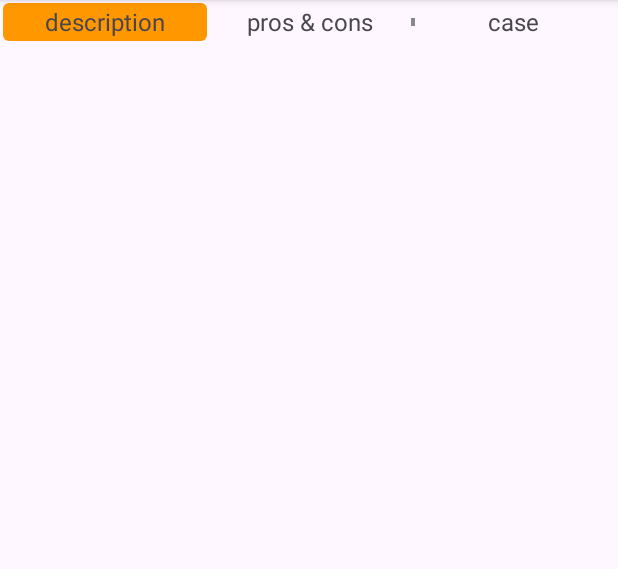
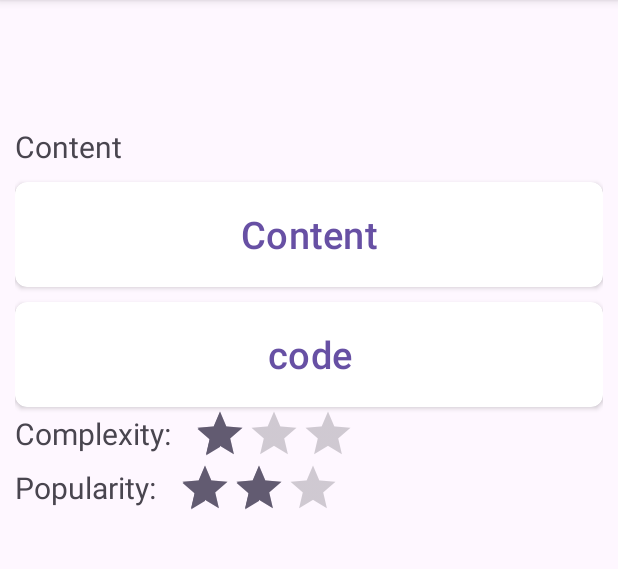
Before and after one commit to hatezero014/DA_DesignPatternApp, an Android app: the ActivityPhong screen opened directly, with no data from a screen before it, on a phone screen of 412 x 824 dp, the part 96-665 px from its top. Run offline under Robolectric (Android 15) with nearby library versions, the phone set to English and light mode, and no system bars.

Commit message:
design homepage

```diff
--- a/app/src/main/AndroidManifest.xml
+++ b/app/src/main/AndroidManifest.xml
@@ -12,6 +12,9 @@
         android:supportsRtl="true"
         android:theme="@style/Theme.DesignPattern"
         tools:targetApi="31">
+        <activity
+            android:name=".ShowCodeActivity"
+            android:exported="false" />
         <activity
             android:name=".FovouriteActivity"
             android:exported="true" />
--- a/app/src/main/java/com/example/designpattern/ActivityPhong.java
+++ b/app/src/main/java/com/example/designpattern/ActivityPhong.java
@@ -13,10 +13,13 @@ import androidx.annotation.NonNull;
 import androidx.appcompat.app.AppCompatActivity;
 import androidx.fragment.app.FragmentManager;
 import androidx.recyclerview.widget.GridLayoutManager;
+import androidx.recyclerview.widget.LinearLayoutManager;
 import androidx.recyclerview.widget.RecyclerView;
 
 import com.example.designpattern.Adapter.CustomItemDecoration;
+import com.example.designpattern.Adapter.HomePageAdapter;
 import com.example.designpattern.Adapter.SectionAdapter;
+import com.example.designpattern.Models.HomePage;
 import com.example.designpattern.Models.Section;
 
 import java.util.ArrayList;
@@ -24,56 +27,34 @@ import java.util.List;
 
 
 public class ActivityPhong extends AppCompatActivity {
-    private SectionAdapter sectionAdapter;
     private RecyclerView recyclerView;
+    private HomePageAdapter homePageAdapter;
 
     @Override
     protected void onCreate(Bundle savedInstanceState) {
         super.onCreate(savedInstanceState);
         setContentView(R.layout.activity_phong);
 
-        recyclerView = findViewById(R.id.rcv_button);
+        recyclerView = findViewById(R.id.rcv_homepage);
 
-        GridLayoutManager gridLayoutManager = new GridLayoutManager(this,3);
-        recyclerView.setLayoutManager(gridLayoutManager);
+        homePageAdapter = new HomePageAdapter();
+        LinearLayoutManager linearLayoutManager = new LinearLayoutManager(this);
+        recyclerView.setLayoutManager(linearLayoutManager);
+        homePageAdapter.setData(getListContent());
+        recyclerView.setAdapter(homePageAdapter);
+    }
 
-        FragmentManager fragmentManager = getSupportFragmentManager();
+    private List<HomePage> getListContent() {
+        List<HomePage> list = new ArrayList<>();
 
-        CustomItemDecoration itemDecoration = new CustomItemDecoration();
+        list.add(new HomePage("Content",1));
+        list.add(new HomePage("Content",2));
+        list.add(new HomePage("code",2));
+        list.add(new HomePage("Complexity",3));
+        list.add(new HomePage("Popularity",3));
 
-        recyclerView.addItemDecoration(itemDecoration);
-
-        sectionAdapter = new SectionAdapter(this,fragmentManager);
-        sectionAdapter.setData(getListSection());
-        itemDecoration.setHideDividerPositions(0);
-        recyclerView.setAdapter(sectionAdapter);
-
-        recyclerView.addOnItemTouchListener(new RecyclerView.SimpleOnItemTouchListener(){
-            @Override
-            public boolean onInterceptTouchEvent(@NonNull RecyclerView rv, @NonNull MotionEvent e) {
-                View child = rv.findChildViewUnder(e.getX(),e.getY());
-                if(child != null){
-                    int position = rv.getChildAdapterPosition(child);
-
-                    if(position == 0){
-                        itemDecoration.setHideDividerPositions(0);
-                    }else if(position == rv.getAdapter().getItemCount()-1){
-                        itemDecoration.setHideDividerPositions(position - 1);
-
-                    }
-                    else itemDecoration.setHideDividerPositions(position - 1, position);
-                }
-                return super.onInterceptTouchEvent(rv, e);
-            }
-        });
+        return list;
     }
 
 
-    private List<Section> getListSection() {
-        List<Section> list = new ArrayList<>();
-        list.add(new Section("description"));
-        list.add(new Section("pros & cons"));
-        list.add(new Section("case"));
-        return list;
-    }
 }
--- /dev/null
+++ b/app/src/main/java/com/example/designpattern/Adapter/HomePageAdapter.java
@@ -0,0 +1,125 @@
+package com.example.designpattern.Adapter;
+
+import android.annotation.SuppressLint;
+import android.provider.ContactsContract;
+import android.view.LayoutInflater;
+import android.view.View;
+import android.view.ViewGroup;
+import android.widget.Button;
+import android.widget.ImageView;
+import android.widget.RatingBar;
+import android.widget.TextView;
+
+import androidx.annotation.NonNull;
+import androidx.cardview.widget.CardView;
+import androidx.recyclerview.widget.RecyclerView;
+
+import com.example.designpattern.Models.HomePage;
+import com.example.designpattern.R;
+
+import java.util.List;
+
+public class HomePageAdapter extends RecyclerView.Adapter<RecyclerView.ViewHolder>{
+    private static int type_content = 1;
+    private static int type_button = 2;
+    private static int type_rating = 3;
+    private List<HomePage> mContent;
+
+    public void setData(List<HomePage> list){
+        this.mContent = list;
+        notifyDataSetChanged();
+    }
+
+    @NonNull
+    @Override
+    public RecyclerView.ViewHolder onCreateViewHolder(@NonNull ViewGroup parent, int viewType) {
+        if(type_content == viewType){
+            View view = LayoutInflater.from(parent.getContext()).inflate(R.layout.item_content,parent,false);
+            return new TVContentViewHolder(view);
+        }else if(type_button == viewType){
+            View view = LayoutInflater.from(parent.getContext()).inflate(R.layout.item_button,parent,false);
+            return new ButtonViewHolder(view);
+        }else if(type_rating == viewType){
+            View view = LayoutInflater.from(parent.getContext()).inflate(R.layout.item_rating,parent,false);
+            return new RatingViewHolder(view);
+        }
+        return null;
+    }
+
+    @SuppressLint("SetTextI18n")
+    @Override
+    public void onBindViewHolder(@NonNull RecyclerView.ViewHolder holder, int position) {
+        HomePage homePage = mContent.get(position);
+        if(homePage == null){
+            return;
+        }
+        if(type_content == holder.getItemViewType()){
+            TVContentViewHolder tvContentViewHolder = (TVContentViewHolder) holder;
+            tvContentViewHolder.textView.setText(homePage.getName());
+        }else if(type_button == holder.getItemViewType()){
+            ButtonViewHolder buttonViewHolder = (ButtonViewHolder) holder;
+            buttonViewHolder.textView.setText(homePage.getName());
+        }else if(type_rating == holder.getItemViewType()){
+            RatingViewHolder ratingViewHolder = (RatingViewHolder) holder;
+            ratingViewHolder.textView.setText(homePage.getName()+": ");
+            if(homePage.getName().equals("Complexity"))
+                ratingViewHolder.ratingBar.setRating(1f);
+            else ratingViewHolder.ratingBar.setRating(2f);
+        }
+    }
+
+    @Override
+    public int getItemCount() {
+        if(mContent != null)
+            return mContent.size();
+        return 0;
+    }
+
+    @Override
+    public int getItemViewType(int position) {
+        HomePage homePage = mContent.get(position);
+        if(homePage.getType() == 1){
+            return type_content;
+        }
+        else if(homePage.getType() == 2){
+            return type_button;
+        }
+        else{
+            return type_rating;
+        }
+    }
+
+    public class ButtonViewHolder extends RecyclerView.ViewHolder{
+        private CardView cardView;
+        private TextView textView;
+        private ImageView img1;
+        private ImageView img2;
+
+        public ButtonViewHolder(@NonNull View itemView) {
+            super(itemView);
+
+            cardView = itemView.findViewById(R.id.btn_goto);
+            textView = itemView.findViewById(R.id.tv_go_to);
+            img1 = itemView.findViewById(R.id.img1_goto);
+            img2 = itemView.findViewById(R.id.img2_goto);
+        }
+    }
+
+    public class RatingViewHolder extends RecyclerView.ViewHolder{
+        private TextView textView;
+        private RatingBar ratingBar;
+        public RatingViewHolder(@NonNull View itemView) {
+            super(itemView);
+            textView = itemView.findViewById(R.id.tv_rating_type);
+            ratingBar = itemView.findViewById(R.id.rtb_rating);
+        }
+    }
+
+    public class TVContentViewHolder extends RecyclerView.ViewHolder{
+        private TextView textView;
+        public TVContentViewHolder(@NonNull View itemView) {
+            super(itemView);
+            textView = itemView.findViewById(R.id.tv_content);
+        }
+    }
+}
--- /dev/null
+++ b/app/src/main/java/com/example/designpattern/Models/HomePage.java
@@ -0,0 +1,27 @@
+package com.example.designpattern.Models;
+
+public class HomePage {
+    private String name;
+    private int type;
+
+    public String getName() {
+        return name;
+    }
+
+    public void setName(String name) {
+        this.name = name;
+    }
+
+    public int getType() {
+        return type;
+    }
+
+    public void setType(int type) {
+        this.type = type;
+    }
+
+    public HomePage(String name, int type) {
+        this.name = name;
+        this.type = type;
+    }
+}
--- /dev/null
+++ b/app/src/main/java/com/example/designpattern/ShowCodeActivity.java
@@ -0,0 +1,71 @@
+package com.example.designpattern;
+
+import android.os.Bundle;
+import android.view.MotionEvent;
+import android.view.View;
+
+import androidx.activity.EdgeToEdge;
+import androidx.annotation.NonNull;
+import androidx.appcompat.app.AppCompatActivity;
+import androidx.core.graphics.Insets;
+import androidx.core.view.ViewCompat;
+import androidx.core.view.WindowInsetsCompat;
+import androidx.fragment.app.FragmentManager;
+import androidx.recyclerview.widget.GridLayoutManager;
+import androidx.recyclerview.widget.RecyclerView;
+
+import com.example.designpattern.Adapter.CustomItemDecoration;
+import com.example.designpattern.Adapter.SectionAdapter;
+import com.example.designpattern.Models.Section;
+
+import java.util.ArrayList;
+import java.util.List;
+
+public class ShowCodeActivity extends AppCompatActivity {
+
+    @Override
+    protected void onCreate(Bundle savedInstanceState) {
+        super.onCreate(savedInstanceState);
+        setContentView(R.layout.activity_show_code);
+
+//        GridLayoutManager gridLayoutManager = new GridLayoutManager(this,3);
+//        recyclerView.setLayoutManager(gridLayoutManager);
+//
+//        FragmentManager fragmentManager = getSupportFragmentManager();
+//
+//        CustomItemDecoration itemDecoration = new CustomItemDecoration();
+//
+//        recyclerView.addItemDecoration(itemDecoration);
+//
+//        sectionAdapter = new SectionAdapter(this,fragmentManager);
+//        sectionAdapter.setData(getListSection());
+//        itemDecoration.setHideDividerPositions(0);
+//        recyclerView.setAdapter(sectionAdapter);
+//
+//        recyclerView.addOnItemTouchListener(new RecyclerView.SimpleOnItemTouchListener(){
+//            @Override
+//            public boolean onInterceptTouchEvent(@NonNull RecyclerView rv, @NonNull MotionEvent e) {
+//                View child = rv.findChildViewUnder(e.getX(),e.getY());
+//                if(child != null){
+//                    int position = rv.getChildAdapterPosition(child);
+//
+//                    if(position == 0){
+//                        itemDecoration.setHideDividerPositions(0);
+//                    }else if(position == rv.getAdapter().getItemCount()-1){
+//                        itemDecoration.setHideDividerPositions(position - 1);
+//
+//                    }
+//                    else itemDecoration.setHideDividerPositions(position - 1, position);
+//                }
+//                return super.onInterceptTouchEvent(rv, e);
+//            }
+//        });
+    }
+    private List<Section> getListSection() {
+        List<Section> list = new ArrayList<>();
+        list.add(new Section("description"));
+        list.add(new Section("pros & cons"));
+        list.add(new Section("case"));
+        return list;
+    }
+}
--- a/app/src/main/res/layout/activity_phong.xml
+++ b/app/src/main/res/layout/activity_phong.xml
@@ -8,14 +8,21 @@
     android:orientation="vertical"
     tools:context=".ActivityPhong">
 
-    <androidx.recyclerview.widget.RecyclerView
-        android:id="@+id/rcv_button"
+    <TextView
+        android:id="@+id/tv_design_patern_type"
         android:layout_width="match_parent"
         android:layout_height="wrap_content"
-        android:layout_marginTop="2dp"
-        android:layout_marginStart="2dp"
-        android:layout_marginEnd="2dp"
-        android:layout_marginBottom="2dp"
+        android:textSize="40sp"
+        android:layout_marginTop="10dp"/>
+
+    <androidx.recyclerview.widget.RecyclerView
+        android:id="@+id/rcv_homepage"
+        android:layout_width="match_parent"
+        android:layout_height="wrap_content"
+        android:layout_marginTop="10dp"
+        android:layout_marginStart="10dp"
+        android:layout_marginEnd="10dp"
+        android:layout_marginBottom="10dp"
         android:background="@drawable/radius_rectangle"/>
 
 
--- /dev/null
+++ b/app/src/main/res/layout/activity_show_code.xml
@@ -0,0 +1,10 @@
+<?xml version="1.0" encoding="utf-8"?>
+<androidx.constraintlayout.widget.ConstraintLayout xmlns:android="http://schemas.android.com/apk/res/android"
+    xmlns:app="http://schemas.android.com/apk/res-auto"
+    xmlns:tools="http://schemas.android.com/tools"
+    android:id="@+id/main"
+    android:layout_width="match_parent"
+    android:layout_height="match_parent"
+    tools:context=".ShowCodeActivity">
+
+</androidx.constraintlayout.widget.ConstraintLayout>
--- /dev/null
+++ b/app/src/main/res/layout/item_button.xml
@@ -0,0 +1,40 @@
+<?xml version="1.0" encoding="utf-8"?>
+<androidx.cardview.widget.CardView xmlns:android="http://schemas.android.com/apk/res/android"
+    android:layout_width="match_parent"
+    android:layout_height="wrap_content"
+    xmlns:app="http://schemas.android.com/apk/res-auto"
+    app:cardCornerRadius="8dp"
+    android:id="@+id/btn_goto"
+    android:layout_marginTop="10dp">
+
+    <RelativeLayout
+        android:layout_width="match_parent"
+        android:layout_height="wrap_content"
+        android:padding="10dp">
+
+        <ImageView
+            android:id="@+id/img1_goto"
+            android:layout_width="50dp"
+            android:layout_height="50dp"
+            android:layout_centerVertical="true" />
+
+        <TextView
+            android:id="@+id/tv_go_to"
+            android:layout_width="match_parent"
+            android:layout_height="wrap_content"
+            android:layout_toStartOf="@+id/img2_goto"
+            android:layout_toEndOf="@id/img1_goto"
+            android:layout_centerVertical="true"
+            style="@style/Widget.Material3.Button.TextButton"
+            android:textSize="25sp" />
+
+        <ImageView
+            android:id="@+id/img2_goto"
+            android:layout_width="50dp"
+            android:layout_height="50dp"
+            android:layout_centerVertical="true"
+            android:layout_alignParentEnd="true"/>
+
+    </RelativeLayout>
+
+</androidx.cardview.widget.CardView>
--- /dev/null
+++ b/app/src/main/res/layout/item_content.xml
@@ -0,0 +1,13 @@
+<?xml version="1.0" encoding="utf-8"?>
+<LinearLayout xmlns:android="http://schemas.android.com/apk/res/android"
+    android:layout_width="match_parent"
+    android:layout_height="wrap_content">
+
+    <TextView
+        android:id="@+id/tv_content"
+        android:layout_width="match_parent"
+        android:layout_height="wrap_content"
+        android:textSize="20sp"
+        android:layout_marginTop="10dp"/>
+
+</LinearLayout>
--- /dev/null
+++ b/app/src/main/res/layout/item_rating.xml
@@ -0,0 +1,25 @@
+<?xml version="1.0" encoding="utf-8"?>
+<RelativeLayout xmlns:android="http://schemas.android.com/apk/res/android"
+    android:layout_width="match_parent"
+    android:layout_height="wrap_content"
+    android:orientation="horizontal">
+
+    <TextView
+        android:id="@+id/tv_rating_type"
+        android:layout_width="wrap_content"
+        android:layout_height="wrap_content"
+        android:textSize="20sp"
+        android:text="@string/app_name"
+        android:layout_centerVertical="true"/>
+
+    <RatingBar
+        android:id="@+id/rtb_rating"
+        android:layout_width="wrap_content"
+        android:layout_height="wrap_content"
+        android:numStars="3"
+        android:layout_toEndOf="@+id/tv_rating_type"
+        android:layout_marginStart="10dp"
+        style="@style/Widget.AppCompat.RatingBar.Indicator"
+        android:layout_centerVertical="true" />
+
+</RelativeLayout>
```
